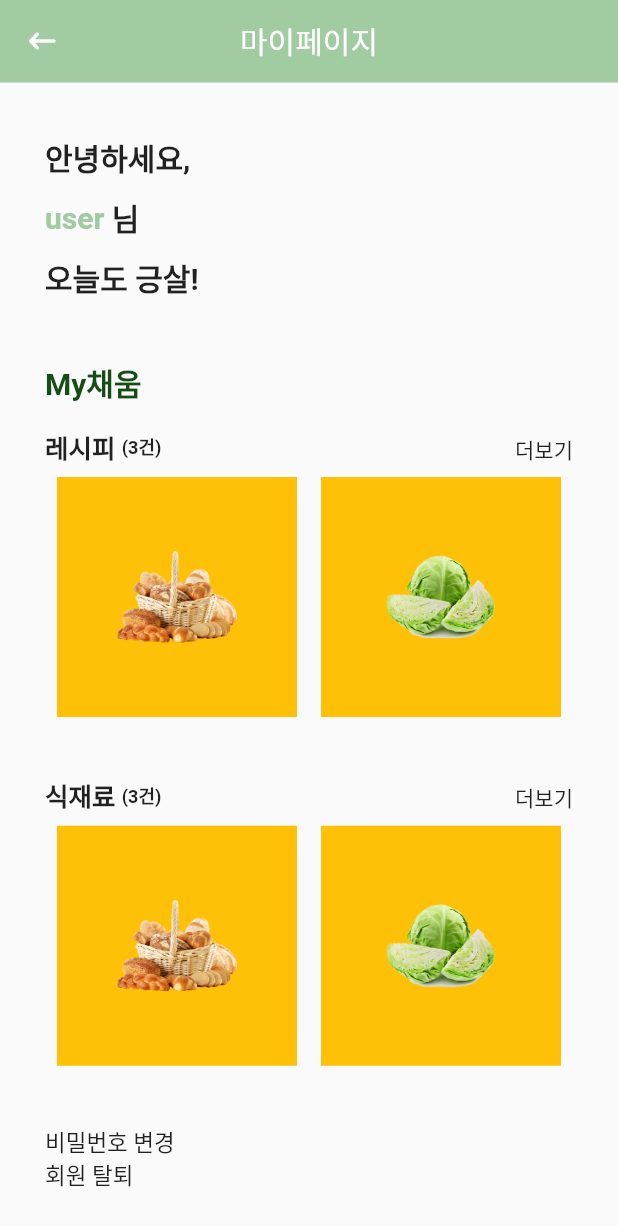
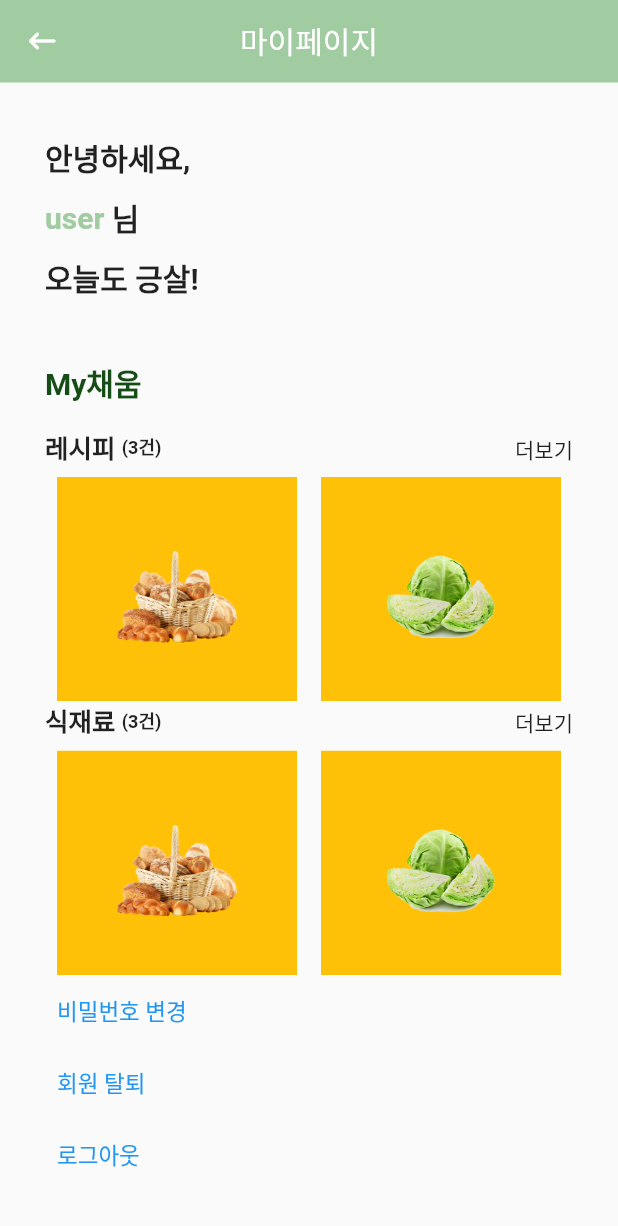
Before and after one commit to ChaeumApp/Chaeum, a Flutter app: the MyPage screen opened directly, on a phone screen of 412 x 824 dp. Shown: the top 1226 px of the screen. Run offline on Flutter 3.47's test engine with Material 2 defaults, Android fonts, the phone set to English and light mode, and no system bars; our stand-ins replace carousel_slider, dio, fl_chart, flutter_secure_storage, like_button, multi_select_flutter and 1 more; accounts and stored records are empty; Roboto replaces fonts that are missing (Pretendard).

```diff
--- a/fe/lib/user/mypage.dart
+++ b/fe/lib/user/mypage.dart
@@ -1,6 +1,9 @@
 import 'dart:convert';
 
 import 'package:flutter/material.dart';
+
+import 'package:provider/provider.dart';
+import '../store/userstore.dart';
 
 class MyPage extends StatelessWidget {
   MyPage({super.key});
@@ -178,13 +181,28 @@ class MyPage extends StatelessWidget {
               ),
             ),
             Column(crossAxisAlignment: CrossAxisAlignment.start, children: [
-              Text(
-                '비밀번호 변경',
-                style: TextStyle(fontSize: 15, fontWeight: FontWeight.w400),
+              TextButton(
+                child: Text(
+                  '비밀번호 변경',
+                  style: TextStyle(fontSize: 15, fontWeight: FontWeight.w400),
+                ),
+                onPressed: () {},
               ),
-              Text(
-                '회원 탈퇴',
-                style: TextStyle(fontSize: 15, fontWeight: FontWeight.w400),
+              TextButton(
+                child: Text(
+                  '회원 탈퇴',
+                  style: TextStyle(fontSize: 15, fontWeight: FontWeight.w400),
+                ),
+                onPressed: () {},
+              ),
+              TextButton(
+                child: Text(
+                  '로그아웃',
+                  style: TextStyle(fontSize: 15, fontWeight: FontWeight.w400),
+                ),
+                onPressed: () async {
+                  await context.watch<UserStore>().storage.delete(key: "login");
+                },
               ),
             ]),
           ],
```
Also changed, not shown: fe/lib/main.dart (+6 -4 lines).
